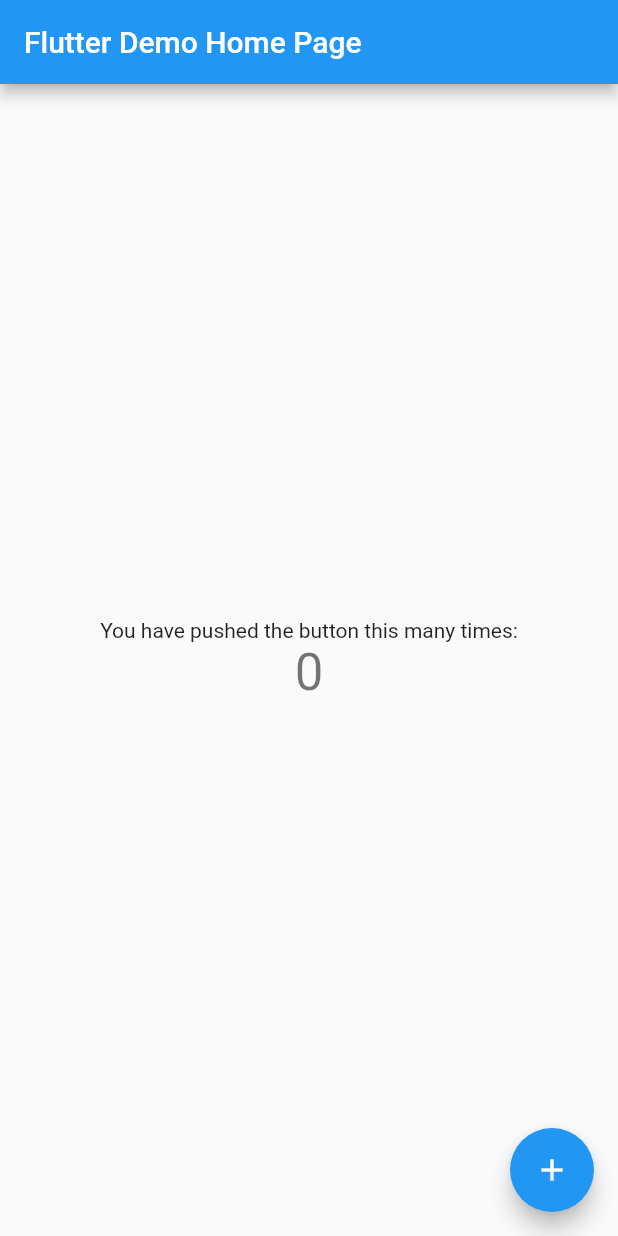
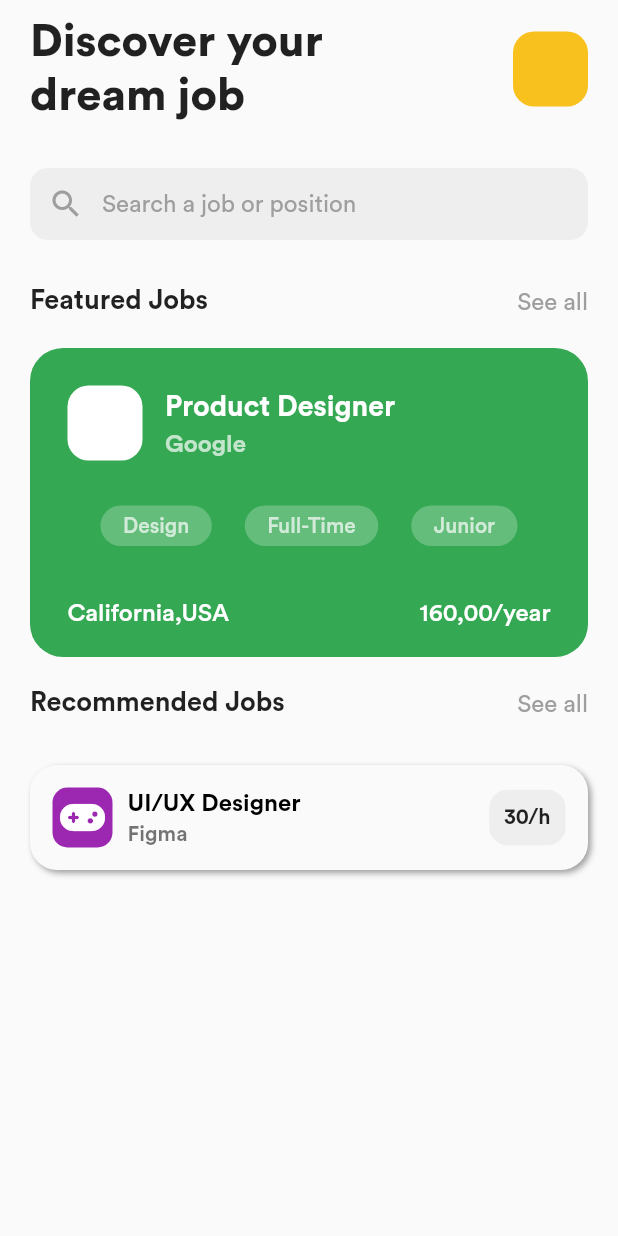
Before and after one commit to Xajid/RozgaarKashmir, a Flutter app: the screen it shows after launch, on a phone screen of 412 x 824 dp. Run offline on Flutter 3.47's test engine with Material 2 defaults, Android fonts, the phone set to English and light mode, and no system bars; our stand-ins replace font_awesome_flutter.

Commit message:
Adding firebase and Home Screen Ui

```diff
--- /dev/null
+++ b/rozgaar_kashmir/lib/HomeScreen.dart
@@ -0,0 +1,393 @@
+import 'package:flutter/material.dart';
+import 'package:font_awesome_flutter/font_awesome_flutter.dart';
+import 'package:rozgaar_kashmir/constants/constants.dart';
+
+class HomeScreen extends StatefulWidget {
+  const HomeScreen({Key? key}) : super(key: key);
+
+  @override
+  State<HomeScreen> createState() => _HomeScreenState();
+}
+
+class _HomeScreenState extends State<HomeScreen> {
+  @override
+  Widget build(BuildContext context) {
+    final width = MediaQuery.of(context).size.width;
+    final height = MediaQuery.of(context).size.height;
+    return Scaffold(
+      body: SafeArea(
+          child: Column(
+        children: [
+          Padding(
+            padding: const EdgeInsets.symmetric(horizontal: 20, vertical: 10),
+            child: Row(
+              mainAxisAlignment: MainAxisAlignment.spaceBetween,
+              children: [
+                Container(
+                  width: width * 0.6,
+                  child: Text(
+                    "Discover your dream job",
+                    style: TextStyle(fontSize: 30, fontWeight: FontWeight.w900),
+                  ),
+                ),
+                Container(
+                  width: 50,
+                  height: 50,
+                  decoration: BoxDecoration(
+                      borderRadius: BorderRadius.circular(14),
+                      color: AppColors.yellowColor),
+                )
+              ],
+            ),
+          ),
+          SizedBox(
+            height: 10,
+          ),
+          Padding(
+            padding: const EdgeInsets.symmetric(horizontal: 20, vertical: 10),
+            child: Container(
+              width: width,
+              decoration: BoxDecoration(
+                  borderRadius: BorderRadius.circular(12),
+                  color: Colors.grey[200]),
+              child: TextField(
+                decoration: InputDecoration(
+                    hintText: "Search a job or position",
+                    contentPadding: EdgeInsets.only(left: 10, right: 10),
+                    hintStyle: TextStyle(color: Colors.grey[500], fontSize: 16),
+                    border: OutlineInputBorder(borderSide: BorderSide.none),
+                    prefixIcon: Icon(
+                      Icons.search_outlined,
+                      color: Colors.grey[500],
+                    )),
+              ),
+            ),
+          ),
+          SizedBox(
+            height: 10,
+          ),
+          featuredJobs(),
+          recommendedJobs()
+        ],
+      )),
+    );
+  }
+
+  Widget featuredJobs() {
+    return Padding(
+      padding: const EdgeInsets.symmetric(horizontal: 20, vertical: 10),
+      child: Column(
+        children: [
+          Row(
+            mainAxisAlignment: MainAxisAlignment.spaceBetween,
+            children: [
+              Text(
+                "Featured Jobs",
+                style: TextStyle(fontSize: 18, fontWeight: FontWeight.bold),
+              ),
+              InkWell(
+                child: Text(
+                  "See all",
+                  style: TextStyle(fontSize: 16, color: Colors.grey[500]),
+                ),
+              )
+            ],
+          ),
+          SizedBox(
+            height: 20,
+          ),
+          FeaturedTile(
+            backgroundColor: AppColors.greenColor,
+            title: "Product Designer",
+            subtitle: "Google",
+            category: "Design",
+            time: "Full-Time",
+            experience: "Junior",
+            location: "California,USA",
+            salary: "160,00/year",
+          )
+        ],
+      ),
+    );
+  }
+
+  Widget recommendedJobs() {
+    return Padding(
+      padding: const EdgeInsets.symmetric(horizontal: 20, vertical: 10),
+      child: Column(
+        children: [
+          Row(
+            mainAxisAlignment: MainAxisAlignment.spaceBetween,
+            children: [
+              Text(
+                "Recommended Jobs",
+                style: TextStyle(fontSize: 18, fontWeight: FontWeight.bold),
+              ),
+              InkWell(
+                child: Text(
+                  "See all",
+                  style: TextStyle(fontSize: 16, color: Colors.grey[500]),
+                ),
+              )
+            ],
+          ),
+          SizedBox(
+            height: 20,
+          ),
+          RecommendedTile(
+            title: "UI/UX Designer",
+            subtitle: "Figma",
+            rate: "30/h",
+          )
+        ],
+      ),
+    );
+  }
+}
+
+class FeaturedTile extends StatelessWidget {
+  final Color? backgroundColor;
+  final String? title;
+  final String? subtitle;
+  final String? category;
+  final String? time;
+  final String? experience;
+  final String? location;
+  final String? salary;
+  const FeaturedTile(
+      {Key? key,
+      this.backgroundColor,
+      this.subtitle,
+      this.title,
+      this.category,
+      this.time,
+      this.location,
+      this.experience,
+      this.salary})
+      : super(key: key);
+
+  @override
+  Widget build(BuildContext context) {
+    return Container(
+      decoration: BoxDecoration(
+        color: backgroundColor,
+        borderRadius: BorderRadius.circular(22),
+      ),
+      child: Column(
+        children: [
+          Padding(
+            padding:
+                const EdgeInsets.only(left: 25, right: 25, top: 25, bottom: 20),
+            child: Row(
+              crossAxisAlignment: CrossAxisAlignment.start,
+              children: [
+                Container(
+                  width: 50,
+                  height: 50,
+                  decoration: BoxDecoration(
+                      color: Colors.white,
+                      borderRadius: BorderRadius.circular(14)),
+                ),
+                SizedBox(
+                  width: 15,
+                ),
+                Column(
+                  mainAxisAlignment: MainAxisAlignment.start,
+                  crossAxisAlignment: CrossAxisAlignment.start,
+                  children: [
+                    Padding(
+                      padding: const EdgeInsets.only(top: 3),
+                      child: Text(
+                        title!,
+                        style: TextStyle(
+                            color: Colors.white,
+                            fontSize: 19,
+                            fontWeight: FontWeight.bold),
+                      ),
+                    ),
+                    SizedBox(
+                      height: 3,
+                    ),
+                    Text(
+                      subtitle!,
+                      style: TextStyle(
+                        color: Colors.white70,
+                        fontWeight: FontWeight.w700,
+                        fontSize: 16,
+                      ),
+                    )
+                  ],
+                ),
+              ],
+            ),
+          ),
+          Padding(
+            padding: const EdgeInsets.symmetric(horizontal: 25, vertical: 10),
+            child: Row(
+              mainAxisAlignment: MainAxisAlignment.spaceEvenly,
+              children: [
+                Container(
+                  decoration: BoxDecoration(
+                      color: Colors.white24,
+                      borderRadius: BorderRadius.circular(20)),
+                  child: Padding(
+                    padding:
+                        const EdgeInsets.symmetric(horizontal: 15, vertical: 5),
+                    child: Text(
+                      category!,
+                      style: TextStyle(
+                          color: Colors.white70, fontWeight: FontWeight.w500),
+                    ),
+                  ),
+                ),
+                Container(
+                  decoration: BoxDecoration(
+                      color: Colors.white24,
+                      borderRadius: BorderRadius.circular(20)),
+                  child: Padding(
+                    padding:
+                        const EdgeInsets.symmetric(horizontal: 15, vertical: 5),
+                    child: Text(
+                      time!,
+                      style: TextStyle(
+                          color: Colors.white70, fontWeight: FontWeight.w500),
+                    ),
+                  ),
+                ),
+                Container(
+                  decoration: BoxDecoration(
+                      color: Colors.white24,
+                      borderRadius: BorderRadius.circular(20)),
+                  child: Padding(
+                    padding:
+                        const EdgeInsets.symmetric(horizontal: 15, vertical: 5),
+                    child: Text(
+                      experience!,
+                      style: TextStyle(
+                          color: Colors.white70, fontWeight: FontWeight.w500),
+                    ),
+                  ),
+                )
+              ],
+            ),
+          ),
+          SizedBox(
+            height: 10,
+          ),
+          Padding(
+            padding:
+                const EdgeInsets.only(top: 15, bottom: 20, right: 25, left: 25),
+            child: Row(
+              mainAxisAlignment: MainAxisAlignment.spaceBetween,
+              children: [
+                Text(
+                  location!,
+                  style: TextStyle(
+                      color: Colors.white,
+                      fontSize: 16,
+                      fontWeight: FontWeight.w500),
+                ),
+                Text(
+                  salary!,
+                  style: TextStyle(
+                      color: Colors.white,
+                      fontSize: 16,
+                      fontWeight: FontWeight.w500),
+                )
+              ],
+            ),
+          )
+        ],
+      ),
+    );
+  }
+}
+
+class RecommendedTile extends StatelessWidget {
+  final String? title;
+  final String? subtitle;
+  final String? rate;
+  const RecommendedTile({Key? key, this.title, this.subtitle, this.rate})
+      : super(key: key);
+
+  @override
+  Widget build(BuildContext context) {
+    return Padding(
+      padding: const EdgeInsets.only(
+        top: 10,
+        bottom: 10,
+      ),
+      child: Container(
+        decoration: BoxDecoration(
+            borderRadius: BorderRadius.circular(18),
+            boxShadow: [
+              BoxShadow(color: Colors.grey, offset: Offset(2, 2), blurRadius: 3)
+            ],
+            color: AppColors.whiteColot),
+        child: Padding(
+          padding: const EdgeInsets.all(15.0),
+          child: Row(
+            mainAxisAlignment: MainAxisAlignment.spaceBetween,
+            children: [
+              Row(
+                children: [
+                  Container(
+                    decoration: BoxDecoration(
+                        color: Colors.purple,
+                        borderRadius: BorderRadius.circular(10)),
+                    height: 40,
+                    width: 40,
+                    child: Center(
+                      child: FaIcon(
+                        FontAwesomeIcons.gamepad,
+                        color: Colors.white,
+                      ),
+                    ),
+                  ),
+                  SizedBox(
+                    width: 10,
+                  ),
+                  Column(
+                    crossAxisAlignment: CrossAxisAlignment.start,
+                    children: [
+                      Text(
+                        title!,
+                        style: TextStyle(
+                            color: Colors.black,
+                            fontSize: 16,
+                            fontWeight: FontWeight.bold),
+                      ),
+                      SizedBox(
+                        height: 3,
+                      ),
+                      Text(
+                        subtitle!,
+                        style: TextStyle(
+                            color: Colors.black54,
+                            fontSize: 14,
+                            fontWeight: FontWeight.bold),
+                      )
+                    ],
+                  ),
+                ],
+              ),
+              Container(
+                decoration: BoxDecoration(
+                    color: Colors.grey[200],
+                    borderRadius: BorderRadius.circular(12)),
+                child: Padding(
+                  padding: const EdgeInsets.all(10.0),
+                  child: Text(
+                    rate!,
+                    style: TextStyle(
+                        color: Colors.black87, fontWeight: FontWeight.bold),
+                  ),
+                ),
+              )
+            ],
+          ),
+        ),
+      ),
+    );
+  }
+}
--- /dev/null
+++ b/rozgaar_kashmir/lib/constants/constants.dart
@@ -0,0 +1,10 @@
+import 'package:flutter/cupertino.dart';
+
+class AppColors {
+  AppColors();
+
+  static const buttonColor = Color(0xFF25253B);
+  static const yellowColor = Color(0xFFF9C11E);
+  static const greenColor = Color(0xFF34A853);
+  static const whiteColot = Color(0xFFFAFAFA);
+}
--- a/rozgaar_kashmir/lib/main.dart
+++ b/rozgaar_kashmir/lib/main.dart
@@ -1,4 +1,5 @@
 import 'package:flutter/material.dart';
+import 'package:rozgaar_kashmir/HomeScreen.dart';
 
 void main() {
   runApp(const MyApp());
@@ -7,109 +8,15 @@
 class MyApp extends StatelessWidget {
   const MyApp({Key? key}) : super(key: key);
 
-  // This widget is the root of your application.
   @override
   Widget build(BuildContext context) {
     return MaterialApp(
       title: 'Flutter Demo',
       theme: ThemeData(
-        // This is the theme of your application.
-        //
-        // Try running your application with "flutter run". You'll see the
-        // application has a blue toolbar. Then, without quitting the app, try
-        // changing the primarySwatch below to Colors.green and then invoke
-        // "hot reload" (press "r" in the console where you ran "flutter run",
-        // or simply save your changes to "hot reload" in a Flutter IDE).
-        // Notice that the counter didn't reset back to zero; the application
-        // is not restarted.
+        fontFamily: "CircularStd",
         primarySwatch: Colors.blue,
       ),
-      home: const MyHomePage(title: 'Flutter Demo Home Page'),
+      home: const HomeScreen(),
     );
   }
 }
-
-class MyHomePage extends StatefulWidget {
-  const MyHomePage({Key? key, required this.title}) : super(key: key);
-
-  // This widget is the home page of your application. It is stateful, meaning
-  // that it has a State object (defined below) that contains fields that affect
-  // how it looks.
-
-  // This class is the configuration for the state. It holds the values (in this
-  // case the title) provided by the parent (in this case the App widget) and
-  // used by the build method of the State. Fields in a Widget subclass are
-  // always marked "final".
-
-  final String title;
-
-  @override
-  State<MyHomePage> createState() => _MyHomePageState();
-}
-
-class _MyHomePageState extends State<MyHomePage> {
-  int _counter = 0;
-
-  void _incrementCounter() {
-    setState(() {
-      // This call to setState tells the Flutter framework that something has
-      // changed in this State, which causes it to rerun the build method below
-      // so that the display can reflect the updated values. If we changed
-      // _counter without calling setState(), then the build method would not be
-      // called again, and so nothing would appear to happen.
-      _counter++;
-    });
-  }
-
-  @override
-  Widget build(BuildContext context) {
-    // This method is rerun every time setState is called, for instance as done
-    // by the _incrementCounter method above.
-    //
-    // The Flutter framework has been optimized to make rerunning build methods
-    // fast, so that you can just rebuild anything that needs updating rather
-    // than having to individually change instances of widgets.
-    return Scaffold(
-      appBar: AppBar(
-        // Here we take the value from the MyHomePage object that was created by
-        // the App.build method, and use it to set our appbar title.
-        title: Text(widget.title),
-      ),
-      body: Center(
-        // Center is a layout widget. It takes a single child and positions it
-        // in the middle of the parent.
-        child: Column(
-          // Column is also a layout widget. It takes a list of children and
-          // arranges them vertically. By default, it sizes itself to fit its
-          // children horizontally, and tries to be as tall as its parent.
-          //
-          // Invoke "debug painting" (press "p" in the console, choose the
-          // "Toggle Debug Paint" action from the Flutter Inspector in Android
-          // Studio, or the "Toggle Debug Paint" command in Visual Studio Code)
-          // to see the wireframe for each widget.
-          //
-          // Column has various properties to control how it sizes itself and
-          // how it positions its children. Here we use mainAxisAlignment to
-          // center the children vertically; the main axis here is the vertical
-          // axis because Columns are vertical (the cross axis would be
-          // horizontal).
-          mainAxisAlignment: MainAxisAlignment.center,
-          children: <Widget>[
-            const Text(
-              'You have pushed the button this many times:',
-            ),
-            Text(
-              '$_counter',
-              style: Theme.of(context).textTheme.headline4,
-            ),
-          ],
-        ),
-      ),
-      floatingActionButton: FloatingActionButton(
-        onPressed: _incrementCounter,
-        tooltip: 'Increment',
-        child: const Icon(Icons.add),
-      ), // This trailing comma makes auto-formatting nicer for build methods.
-    );
-  }
-}
```
Also changed, not shown: rozgaar_kashmir/pubspec.yaml (+18 -12 lines), rozgaar_kashmir/assets/fonts/CircularStd-Black.ttf (added), rozgaar_kashmir/assets/fonts/CircularStd-Bold.ttf (added), rozgaar_kashmir/assets/fonts/CircularStd-Book.ttf (added), rozgaar_kashmir/assets/fonts/CircularStd-Medium.ttf (added), rozgaar_kashmir/pubspec.lock, 3 other files.
